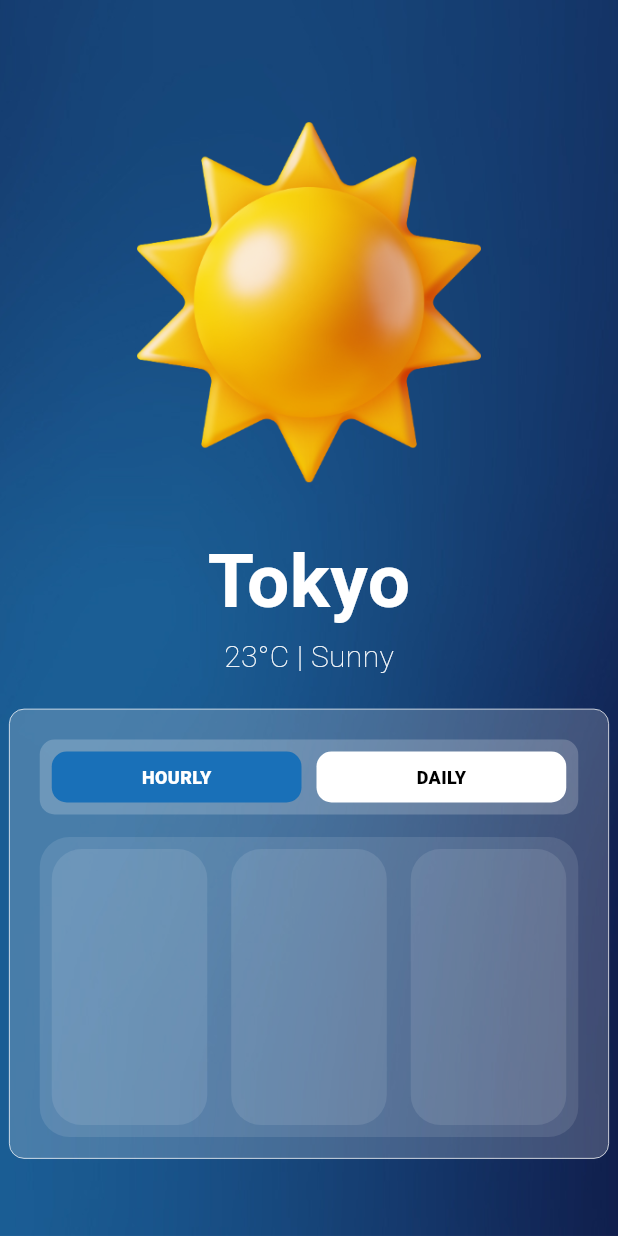
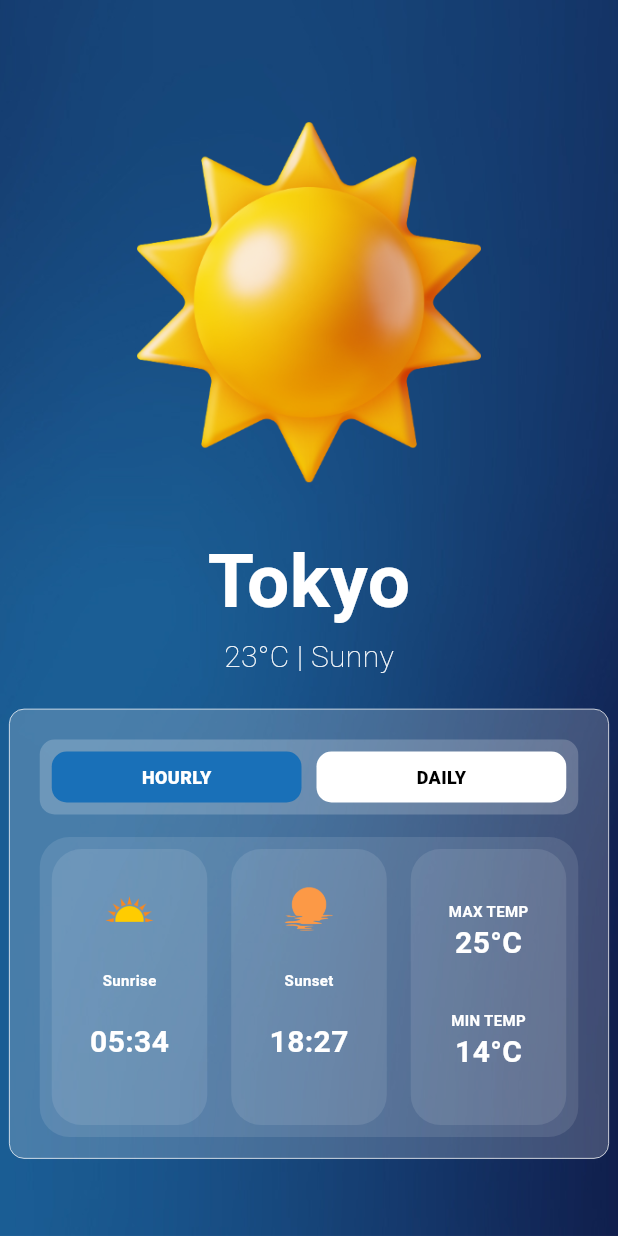
Before and after one commit to alexmortelsison/my_weatherapp, a Flutter app: the screen it shows after launch, on a phone screen of 412 x 824 dp. Run offline on Flutter 3.47's test engine with Material 3 defaults, Android fonts, the phone set to English and light mode, and no system bars; our stand-ins replace geolocator.

Commit message:
updated UI

```diff
--- a/lib/screens/location_screen.dart
+++ b/lib/screens/location_screen.dart
@@ -161,6 +161,32 @@ class _LocationScreenState extends State<LocationScreen> {
                                         borderRadius: BorderRadius.circular(20),
                                         color: Colors.white.withOpacity(0.1),
                                       ),
+                                      child: Column(
+                                        children: [
+                                          Image.asset(
+                                            'images/sunrise.png',
+                                            width: 80,
+                                          ),
+                                          const Text(
+                                            'Sunrise',
+                                            style: TextStyle(
+                                                color: Colors.white,
+                                                fontSize: 10,
+                                                fontWeight: FontWeight.bold),
+                                          ),
+                                          const SizedBox(
+                                            height: 20,
+                                          ),
+                                          const Text(
+                                            '05:34',
+                                            style: TextStyle(
+                                              color: Colors.white,
+                                              fontWeight: FontWeight.bold,
+                                              fontSize: 20,
+                                            ),
+                                          )
+                                        ],
+                                      ),
                                     ),
                                   ),
                                 ),
@@ -172,6 +198,33 @@ class _LocationScreenState extends State<LocationScreen> {
                                         borderRadius: BorderRadius.circular(20),
                                         color: Colors.white.withOpacity(0.1),
                                       ),
+                                      child: Column(
+                                        children: [
+                                          Image.asset(
+                                            'images/sunset.png',
+                                            width: 80,
+                                          ),
+                                          const Text(
+                                            'Sunset',
+                                            style: TextStyle(
+                                              color: Colors.white,
+                                              fontSize: 10,
+                                              fontWeight: FontWeight.bold,
+                                            ),
+                                          ),
+                                          const SizedBox(
+                                            height: 20,
+                                          ),
+                                          const Text(
+                                            '18:27',
+                                            style: TextStyle(
+                                              color: Colors.white,
+                                              fontWeight: FontWeight.bold,
+                                              fontSize: 20,
+                                            ),
+                                          )
+                                        ],
+                                      ),
                                     ),
                                   ),
                                 ),
@@ -182,6 +235,55 @@ class _LocationScreenState extends State<LocationScreen> {
                                       decoration: BoxDecoration(
                                         borderRadius: BorderRadius.circular(20),
                                         color: Colors.white.withOpacity(0.1),
+                                      ),
+                                      child: const Column(
+                                        mainAxisAlignment:
+                                            MainAxisAlignment.center,
+                                        children: [
+                                          Column(
+                                            children: [
+                                              Text(
+                                                'MAX TEMP',
+                                                style: TextStyle(
+                                                  color: Colors.white,
+                                                  fontSize: 10,
+                                                  fontWeight: FontWeight.bold,
+                                                ),
+                                              ),
+                                              Text(
+                                                '25°C',
+                                                style: TextStyle(
+                                                  color: Colors.white,
+                                                  fontWeight: FontWeight.bold,
+                                                  fontSize: 20,
+                                                ),
+                                              )
+                                            ],
+                                          ),
+                                          SizedBox(
+                                            height: 30,
+                                          ),
+                                          Column(
+                                            children: [
+                                              Text(
+                                                'MIN TEMP',
+                                                style: TextStyle(
+                                                  color: Colors.white,
+                                                  fontSize: 10,
+                                                  fontWeight: FontWeight.bold,
+                                                ),
+                                              ),
+                                              Text(
+                                                '14°C',
+                                                style: TextStyle(
+                                                  color: Colors.white,
+                                                  fontWeight: FontWeight.bold,
+                                                  fontSize: 20,
+                                                ),
+                                              )
+                                            ],
+                                          ),
+                                        ],
                                       ),
                                     ),
                                   ),
```
Also changed, not shown: images/sunrise.png (added), images/sunset.png (added).
